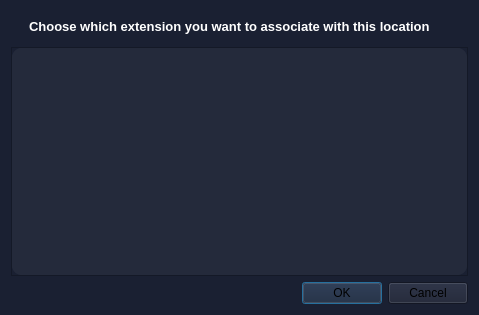
Qt form UI/dialog.ui (AndreaMalloni/Pathfinder) before a commit.
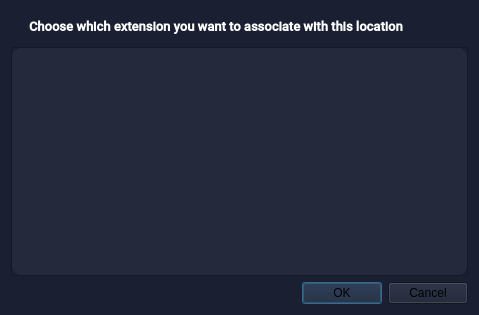
The same form after that commit. Icons and pictures are not drawn.

The edit to the form file:
```diff
--- a/UI/dialog.ui
+++ b/UI/dialog.ui
@@ -43,6 +43,7 @@
      </property>
      <property name="font">
       <font>
+       <family>Roboto Medium</family>
        <pointsize>10</pointsize>
        <weight>75</weight>
        <bold>true</bold>
```
Left out of the diff: 5 changed lines with no effect on the pictures.
